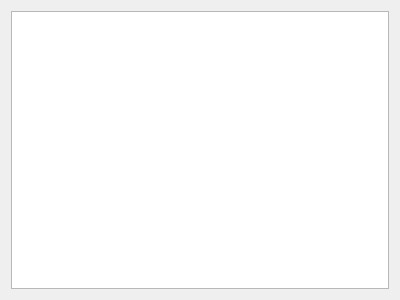
This is PROYECTO_FINAL/BioHazard/mostrarranking.ui in sebas156/ProyectosSalvarMateria as Qt 5 draws it before an edit. The edited form follows.
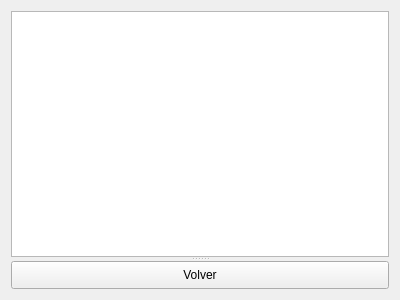
This is the edited form.

What changed in the file:
```diff
--- a/PROYECTO_FINAL/BioHazard/mostrarranking.ui
+++ b/PROYECTO_FINAL/BioHazard/mostrarranking.ui
@@ -15,7 +15,17 @@
   </property>
   <layout class="QVBoxLayout" name="verticalLayout">
    <item>
-    <widget class="QTextBrowser" name="textBrowser"/>
+    <widget class="QSplitter" name="splitter">
+     <property name="orientation">
+      <enum>Qt::Vertical</enum>
+     </property>
+     <widget class="QPlainTextEdit" name="plainTextEdit"/>
+     <widget class="QPushButton" name="volver">
+      <property name="text">
+       <string>Volver</string>
+      </property>
+     </widget>
+    </widget>
    </item>
   </layout>
  </widget>
```
